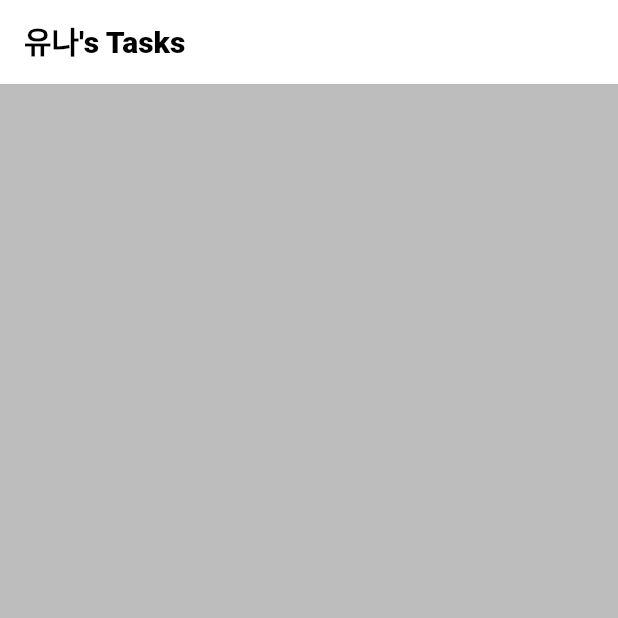
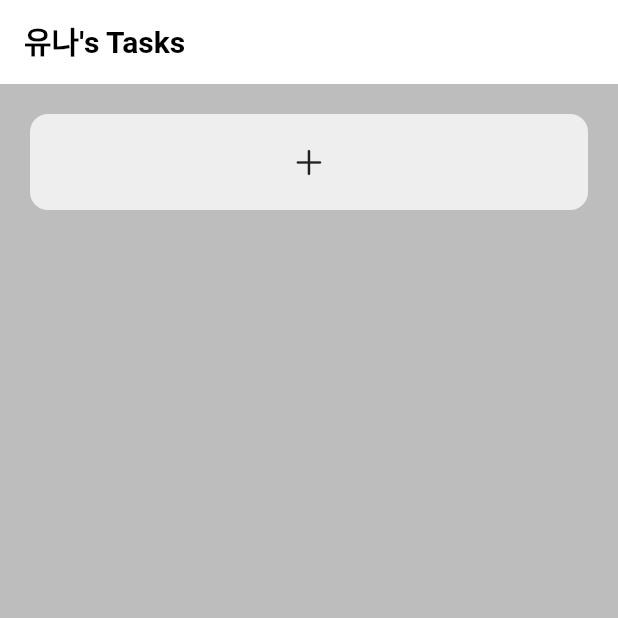
Before and after one commit to yuna-jung/tasks, a Flutter app: the screen it shows after launch, on a phone screen of 412 x 824 dp, the top half of it. Run offline on Flutter 3.47's test engine with Material 3 defaults, Android fonts, the phone set to English and light mode, and no system bars; Roboto replaces fonts that are missing (Nanum_Gothic).

Commit message:
feat: 기능 추가

```diff
--- /dev/null
+++ b/lib/homepage/todo_taskbox.dart
@@ -0,0 +1,31 @@
+import 'package:flutter/cupertino.dart';
+import 'package:flutter/material.dart';
+
+class TaskBox extends StatelessWidget{
+  const TaskBox({super.key});
+
+  @override
+  Widget build(BuildContext context) {
+    return Container(
+      margin: const EdgeInsets.all(20),
+      padding: const EdgeInsets.all(20),
+      decoration: BoxDecoration(
+      color: Colors.grey[200],
+      borderRadius: BorderRadius.circular(12)
+      ),
+      child: Column(
+        mainAxisSize: MainAxisSize.min,
+        children: [
+          const Icon(
+            CupertinoIcons.add
+          )
+          ],
+      ),
+    );
+  }
+}
+
+
+
+
+      // child: const Text('아직 할 일이 없음'),
--- /dev/null
+++ b/lib/homepage/todo_title.dart
@@ -0,0 +1,14 @@
+import 'package:flutter/material.dart';
+
+class TodoTitle extends StatelessWidget{
+  @override
+  Widget build(BuildContext context) {
+    return Text(
+      "유나's Tasks",
+      style: TextStyle(
+        fontSize: 20,
+        fontWeight: FontWeight.bold,
+      ),
+    );
+  }
+}
--- a/lib/main.dart
+++ b/lib/main.dart
@@ -1,4 +1,6 @@
 import 'package:flutter/material.dart';
+import 'package:to_do_app/homepage/todo_taskbox.dart';
+import 'package:to_do_app/homepage/todo_title.dart';
 
 void main() {
   runApp(const MyApp()); //앱 실행
@@ -22,8 +24,8 @@ class MyApp extends StatelessWidget {
         ),
 
         colorScheme: ColorScheme.fromSeed(
-          seedColor: Colors.lightBlue,
-          brightness: Brightness.light,
+          seedColor: Colors.lightBlue, // 메인 컬러 지정
+          brightness: Brightness.light, //라이트 모드일 때 설정
           ),
         ),
         darkTheme: ThemeData(
@@ -39,22 +41,29 @@ class MyApp extends StatelessWidget {
   }
 }
 
-class Homepage extends StatelessWidget{
+class Homepage extends StatefulWidget{
+  @override
+  State<Homepage> createState() => _HomePageState();
+}
+
+class _HomePageState extends State<Homepage>{
+  List<String> tasks=[];
+
   @override
   Widget build(BuildContext context) {
     return Scaffold(
       appBar: AppBar(
-        title: const Text("유나's Tasks",
-        style: TextStyle(
-          fontSize: 20,
-          fontWeight: FontWeight.w800)),
+        title: TodoTitle()
       ),
       body: Padding(
-        padding: const EdgeInsets.symmetric(horizontal: 20),
+        padding: const EdgeInsets.symmetric(),
         child: ListView(
-
+         children: [
+          TaskBox(),
+         ],
         ),
       ),
+      // floatingActionButton: AddTaskFab(),
     );
   }
 }
--- a/pubspec.yaml
+++ b/pubspec.yaml
@@ -58,9 +58,8 @@ flutter:
   uses-material-design: true
 
   # To add assets to your application, add an assets section, like this:
-  # assets:
-  #   - images/a_dot_burr.jpeg
-  #   - images/a_dot_ham.jpeg
+  assets:
+    - assets/images/empty_task.webp
 
   # An image asset can refer to one or more resolution-specific "variants", see
   # https://flutter.dev/to/resolution-aware-images
```
Also changed, not shown: assets/images/empty_task.webp (added), lib/pages/title.dart (deleted), lib/pages/widgets.dart (deleted), lib/task_page/todo_task.dart (deleted).
